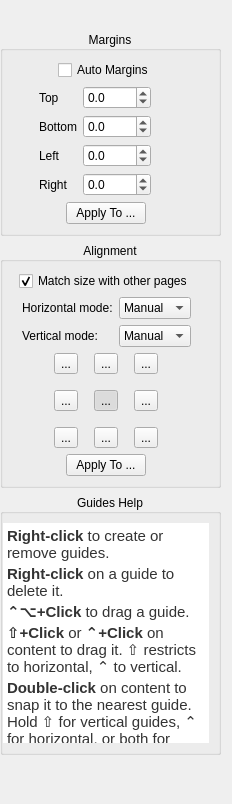
First picture: the form in src/core/filters/page_layout/OptionsWidget.ui, repository abandoned-industries/scantailor-spectre, before the edit.
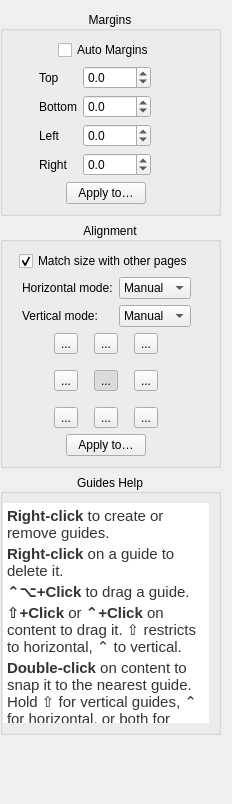
Second picture: the form after the edit. Icons and pictures are not drawn. Custom widgets are drawn as their Qt base class.

```diff
--- a/src/core/filters/page_layout/OptionsWidget.ui
+++ b/src/core/filters/page_layout/OptionsWidget.ui
@@ -17,16 +17,6 @@
    <property name="leftMargin">
     <number>0</number>
    </property>
-   <item>
-    <widget class="QLabel" name="selectionIndicatorLabel">
-     <property name="text">
-      <string/>
-     </property>
-     <property name="alignment">
-      <set>Qt::AlignCenter</set>
-     </property>
-    </widget>
-   </item>
    <item>
     <widget class="CollapsibleGroupBox" name="marginsGroup">
      <property name="title">
@@ -278,7 +268,7 @@
         <item>
          <widget class="QPushButton" name="applyMarginsBtn">
           <property name="text">
-           <string>Apply To ...</string>
+           <string>Apply to…</string>
           </property>
          </widget>
         </item>
@@ -715,7 +705,7 @@
         <item>
          <widget class="QPushButton" name="applyAlignmentBtn">
           <property name="text">
-           <string>Apply To ...</string>
+           <string>Apply to…</string>
           </property>
          </widget>
         </item>
```
